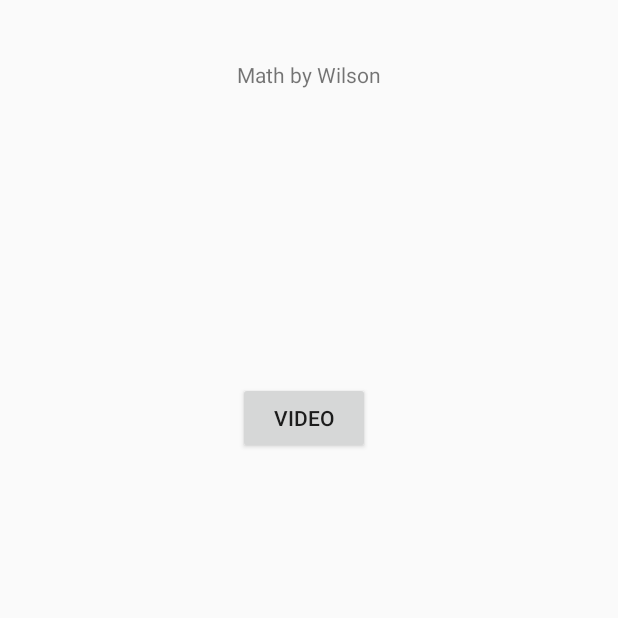
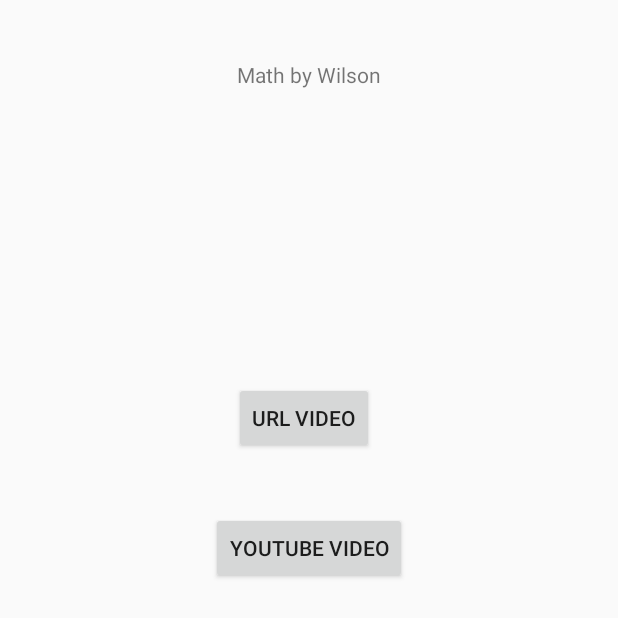
Before and after one commit to JacquelynDeHart/MathByWilson, an Android app: the screen it shows after launch once a user with an empty profile is signed in (Testing), on a phone screen of 412 x 824 dp, the top half of it. Run offline under Robolectric (Android 15) with nearby library versions, the phone set to English and light mode, and no system bars; our stand-ins replace Firebase (no records; nobody signed in at launch, a user with empty details on screens opened directly).

Commit message:
extract video url

```diff
--- a/app/app/src/main/AndroidManifest.xml
+++ b/app/app/src/main/AndroidManifest.xml
@@ -21,6 +21,9 @@
             android:name=".VideoActivity"
             android:screenOrientation="landscape"></activity>
         <activity
+            android:name=".VideoUrl"
+            android:screenOrientation="landscape"></activity>
+        <activity
             android:name=".SplashScreen"
             android:label="@string/app_name"
             android:screenOrientation="portrait">
--- a/app/app/src/main/java/com/example/mathapp/Testing.kt
+++ b/app/app/src/main/java/com/example/mathapp/Testing.kt
@@ -10,8 +10,14 @@ class Testing : AppCompatActivity() {
         super.onCreate(savedInstanceState)
         setContentView(R.layout.activity_testing)
 
-        video_button.setOnClickListener{
+        video1_button.setOnClickListener{
             val intent = Intent(this, VideoActivity::class.java)
+            startActivity(intent)
+            overridePendingTransition(R.anim.slide_in_right, R.anim.slide_out_left)
+        }
+
+        video2_button.setOnClickListener{
+            val intent = Intent(this, VideoUrl::class.java)
             startActivity(intent)
             overridePendingTransition(R.anim.slide_in_right, R.anim.slide_out_left)
         }
--- a/app/app/src/main/res/layout/activity_testing.xml
+++ b/app/app/src/main/res/layout/activity_testing.xml
@@ -17,8 +17,19 @@
         app:layout_constraintTop_toTopOf="parent" />
 
     <Button
-        android:id="@+id/video_button"
-        android:text="@string/video_button"
+        android:id="@+id/video1_button"
+        android:layout_width="wrap_content"
+        android:layout_height="wrap_content"
+        android:text="@string/video1_button"
+        app:layout_constraintBottom_toBottomOf="parent"
+        app:layout_constraintEnd_toEndOf="parent"
+        app:layout_constraintStart_toStartOf="parent"
+        app:layout_constraintTop_toTopOf="parent"
+        app:layout_constraintVertical_bias="0.44" />
+
+    <Button
+        android:id="@+id/video2_button"
+        android:text="@string/video2_button"
         android:layout_width="wrap_content"
         android:layout_height="wrap_content"
         app:layout_constraintBottom_toBottomOf="parent"
--- a/app/app/src/main/res/values/strings.xml
+++ b/app/app/src/main/res/values/strings.xml
@@ -23,5 +23,8 @@
 
     <!-- Video Strings -->
     <string name="video_title">Example Video Title</string>
-    <string name="video_button">Video</string>
+    <string name="video1_button">Youtube Video</string>
+    <string name="video2_button">URL Video</string>
+    <string name="loading_string">Loading...</string>
+    <string name="toast_message">Complete</string>
 </resources>
```
Also changed, not shown: app/app/src/main/java/com/example/mathapp/VideoUrl.kt (added, +117 -0 lines), app/app/src/main/res/layout/activity_video_url.xml (added, +35 -0 lines).
